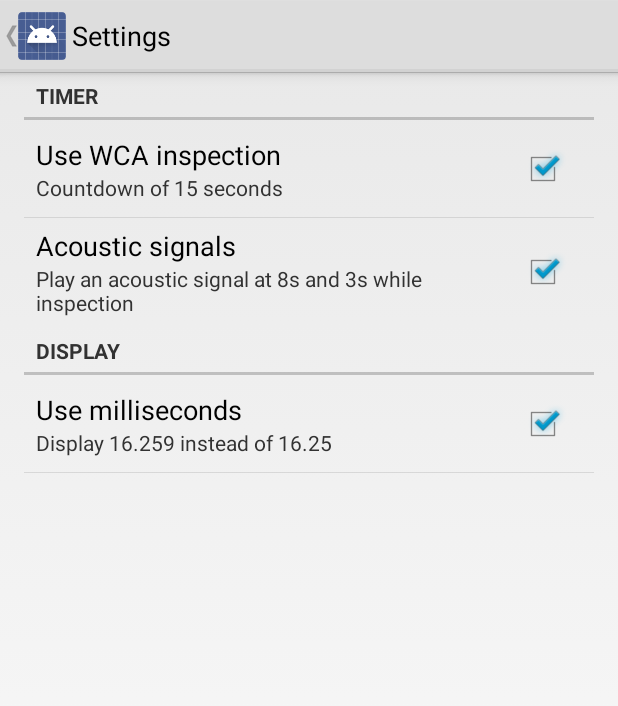
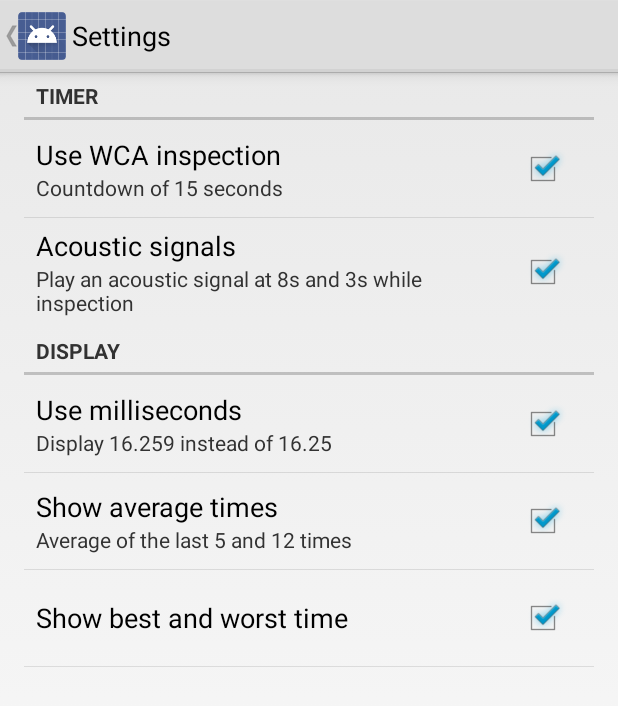
Before and after one commit to j89789/SpeedcubeTimer, an Android app: the screen it shows after launch (SettingsActivity), after a tap on "Settings", on a phone screen of 412 x 824 dp. Shown: the top 706 px of the screen. Run offline under Robolectric (Android 15) with nearby library versions, the phone set to English and light mode, and no system bars.

Commit message:
SpeedcubeTimer add SensorStatus
The SpeedcubeTimer dose not change the color of time TextView anymore.

```diff
--- a/app/src/main/java/com/example/jonas/speedcubetimer/SpeedcubeTimer.java
+++ b/app/src/main/java/com/example/jonas/speedcubetimer/SpeedcubeTimer.java
@@ -21,13 +21,11 @@ class SpeedcubeTimer {
     private Timer solvingTimer = new Timer();
     private CountdownTimer inspectionTimer = new CountdownTimer();
     private Listener listener = null;
-    private boolean isSensorDownValid = false;
     private boolean isUseInspectionTime = false;
     private boolean isAcousticSignalsEnable = false;
     private Time time = new Time();
+    private PrivateData d = new PrivateData();
 
-
-    private PrivateData d = new PrivateData();
     /**
      * True while the time updater is active. Also when the Activity is in pause.
      *
@@ -53,6 +51,9 @@ class SpeedcubeTimer {
         this.isUseInspectionTime = isUseInspectionTime;
     }
 
+    public SensorStatus getSensorStatus(){
+        return d.getSensorStatus();
+    }
 
     public void cancel() {
 
@@ -128,14 +129,14 @@ class SpeedcubeTimer {
     public void reset() {
         if (d.getTimerState() == TimerState.solved) {
             d.setTimerState(TimerState.ready);
-            d.setColorId(R.color.ready);
+            d.setSensorStatus(SensorStatus.invalid);
             solvingTimer.reset();
             timeUpdater.run();
         }
         else if(d.getTimerState() == TimerState.inspection)
         {
             d.setTimerState(TimerState.ready);
-            d.setColorId(R.color.ready);
+            d.setSensorStatus(SensorStatus.invalid);
 
             inspectionTimer.stop();
             inspectionTimer.reset();
@@ -161,20 +162,13 @@ class SpeedcubeTimer {
      * solving time or inspection time. A null listener will remove the listener and
      * the update interval while the timer is running will be stopped.
      * <p/>
-     * Activity's: Remove listener on pause for low cpu. The listener funktions will be called
-     * in this for initial GUI update
+     * Activity's: Remove listener on pause for low cpu.
      */
     public void setListener(Listener listener) {
         this.listener = listener;
 
         isTimeUpdaterEnable = listener != null;
         refreshTimeUpdater();
-
-        if (listener != null) {
-            listener.onColorChanged();
-            listener.onStatusChanged(TimerState.ready, this.getTimerState());
-            listener.onTimeChanged();
-        }
     }
 
     public long getInspectionTime() {
@@ -185,16 +179,19 @@ class SpeedcubeTimer {
         return time;
     }
 
-    public int getColorId() {
-        return d.getColorId();
-    }
-
     public void setIsAcousticSignalsEnable(boolean isAcousticSignalsEnable) {
         this.isAcousticSignalsEnable = isAcousticSignalsEnable;
     }
 
     public long getCurrentSolvingTime() {
         return solvingTimer.getCurrentTime();
+    }
+
+    /**
+     * @return True if inspection or solving timer running
+     */
+    public boolean isRunning() {
+        return d.getTimerState() == TimerState.inspection || d.getTimerState() == TimerState.solving;
     }
 
     public enum TimerState {ready, inspection, solving, solved}
@@ -217,8 +214,10 @@ class SpeedcubeTimer {
         /**
          * Call if the color changed.
          */
-        void onColorChanged();
+        void onSensorStatusChanged();
     }
+
+    enum SensorStatus {waitForValidation, valid, invalid}
 
     /**
      * Protects the timer state variable. So you must call the set Function and the update
@@ -227,18 +226,17 @@ class SpeedcubeTimer {
     private class PrivateData {
 
         private TimerState timerState = TimerState.ready;
-        private int colorId = R.color.ready;
+        private SensorStatus sensorStatus = SensorStatus.invalid;
 
-        public int getColorId() {
-            return colorId;
+        public SensorStatus getSensorStatus() {
+            return sensorStatus;
         }
 
-        public void setColorId(int newColorId) {
-
-            if (colorId != newColorId) {
-                colorId = newColorId;
+        public void setSensorStatus(SensorStatus status) {
+            if (sensorStatus != status) {
+                sensorStatus = status;
                 if (listener != null) {
-                    listener.onColorChanged();
+                    listener.onSensorStatusChanged();
                 }
             }
         }
@@ -269,18 +267,13 @@ class SpeedcubeTimer {
         @Override
         public void onSensorUp() {
 
-            if (isSensorDownValid) {
-                isSensorDownValid = false;
+            if (d.getSensorStatus() == SensorStatus.valid) {
                 startSolving();
             } else {
                 handler.removeCallbacks(sensorDownValidMaker);
             }
 
-            if (d.getTimerState() == TimerState.ready) {
-                d.setColorId(R.color.ready);
-            } else {
-                d.setColorId(R.color.normal);
-            }
+            d.setSensorStatus(SensorStatus.invalid);
         }
 
         @Override
@@ -289,8 +282,7 @@ class SpeedcubeTimer {
             if (d.getTimerState() == TimerState.ready && !isUseInspectionTime ||
                     d.getTimerState() == TimerState.inspection ||
                     d.getTimerState() == TimerState.solved && !isUseInspectionTime) {
-                isSensorDownValid = false;
-                d.setColorId(R.color.invalid);
+                d.setSensorStatus(SensorStatus.waitForValidation);
 
                 handler.postDelayed(sensorDownValidMaker, 550);
             }
@@ -377,8 +369,7 @@ class SpeedcubeTimer {
     private class SensorDownValidMaker implements Runnable {
         @Override
         public void run() {
-            isSensorDownValid = true;
-            d.setColorId(R.color.valid);
+            d.setSensorStatus(SensorStatus.valid);
         }
     }
 }
--- a/app/src/main/java/com/example/jonas/speedcubetimer/Time.java
+++ b/app/src/main/java/com/example/jonas/speedcubetimer/Time.java
@@ -15,6 +15,10 @@ public class Time {
 
     static public String toStringMs(long timeMs) {
         return Time.toString(timeMs, 3);
+    }
+
+    static public String toString(long timeMs, boolean isMilliseconds) {
+        return Time.toString(timeMs, isMilliseconds ? 3 : 2);
     }
 
     /**
--- a/app/src/main/java/com/example/jonas/speedcubetimer/TimeSession.java
+++ b/app/src/main/java/com/example/jonas/speedcubetimer/TimeSession.java
@@ -60,12 +60,6 @@ public class TimeSession {
 
     public void setOnChangListener(OnChangListener listener) {
         onChangListener = listener;
-
-        if (onChangListener != null) {
-            onChangListener.onAverageChanged();
-            onChangListener.onExtremeValuesChange();
-            onChangListener.onSizeChanged();
-        }
     }
 
     public long getAverage12() {
--- a/app/src/main/java/com/example/jonas/speedcubetimer/TimerActivity.java
+++ b/app/src/main/java/com/example/jonas/speedcubetimer/TimerActivity.java
@@ -26,41 +26,21 @@ public class TimerActivity extends Activity {
     private TextView timerViewWorstTime;
     private MySpeedcubeListener speedcubeListener = new MySpeedcubeListener();
     private SharedPreferences myPreference;
-
+    private boolean isShowAverage;
+    private boolean isShowExtremeValues;
     private TimeSession.OnChangListener onChangListener = new TimeSession.OnChangListener() {
         @Override
         public void onAverageChanged() {
-
-            long average5 = session.getAverage5();
-            long average12 = session.getAverage12();
-
-            if (average5 != 0) {
-                timerViewAverage5.setText(Time.toStringMs(average5));
-                findViewById(R.id.rowAo5).setVisibility(View.VISIBLE);
-            } else {
-                findViewById(R.id.rowAo5).setVisibility(View.GONE);
-            }
-
-            if (average12 != 0) {
-                timerViewAverage12.setText(Time.toStringMs(average12));
-                findViewById(R.id.rowAo12).setVisibility(View.VISIBLE);
-            } else {
-                findViewById(R.id.rowAo12).setVisibility(View.GONE);
-            }
+            updateAverage();
         }
 
         @Override
         public void onExtremeValuesChange() {
-
-            timerViewBestTime.setText(Time.toStringMs(session.getBestTime()));
-            timerViewWorstTime.setText(Time.toStringMs(session.getWorseTime()));
+            updateExtremeValues();
         }
 
         @Override
         public void onSizeChanged() {
-            if (session.size() > 1) {
-                findViewById(R.id.extremeValues).setVisibility(View.VISIBLE);
-            }
         }
     };
 
@@ -77,6 +57,8 @@ public class TimerActivity extends Activity {
 
         // load settings
         isUseMilliseconds = myPreference.getBoolean("useMilliseconds", true);
+        isShowAverage = myPreference.getBoolean("showAverage", true);
+        isShowExtremeValues = myPreference.getBoolean("showExtremeValues", true);
         speedcubeTimer.setIsUseInspectionTime(myPreference.getBoolean("inspectionTimeEnable", true));
         speedcubeTimer.setIsAcousticSignalsEnable(myPreference.getBoolean("inspectionAcousticSignals", true));
 
@@ -85,7 +67,50 @@ public class TimerActivity extends Activity {
 
         session.setOnChangListener(onChangListener);
 
+        updateExtremeValues();
+        updateAverage();
+        updateColor();
+        updateTimeView();
+        updateTypeView();
+
         super.onResume();
+    }
+
+    private void updateAverage() {
+
+        if (isShowAverage && !speedcubeTimer.isRunning()) {
+            long average5 = session.getAverage5();
+            long average12 = session.getAverage12();
+
+            if (average5 != 0) {
+                timerViewAverage5.setText(Time.toString(average5, isUseMilliseconds));
+                findViewById(R.id.rowAo5).setVisibility(View.VISIBLE);
+            } else {
+                findViewById(R.id.rowAo5).setVisibility(View.GONE);
+            }
+
+            if (average12 != 0) {
+                timerViewAverage12.setText(Time.toString(average12, isUseMilliseconds));
+                findViewById(R.id.rowAo12).setVisibility(View.VISIBLE);
+            } else {
+                findViewById(R.id.rowAo12).setVisibility(View.GONE);
+            }
+        } else {
+            findViewById(R.id.rowAo5).setVisibility(View.GONE);
+            findViewById(R.id.rowAo12).setVisibility(View.GONE);
+        }
+
+    }
+
+    private void updateExtremeValues() {
+
+        if (isShowExtremeValues && session.size() > 1 && !speedcubeTimer.isRunning()) {
+            timerViewBestTime.setText(Time.toString(session.getBestTime(), isUseMilliseconds));
+            timerViewWorstTime.setText(Time.toString(session.getWorseTime(), isUseMilliseconds));
+            findViewById(R.id.tableLayoutExtremeValues).setVisibility(View.VISIBLE);
+        } else {
+            findViewById(R.id.tableLayoutExtremeValues).setVisibility(View.GONE);
+        }
     }
 
     @Override
@@ -105,10 +130,6 @@ public class TimerActivity extends Activity {
         timerViewAverage5 = (TextView) findViewById(R.id.textViewAo5);
         timerViewBestTime = (TextView) findViewById(R.id.textViewBestTime);
         timerViewWorstTime = (TextView) findViewById(R.id.textViewWorstTime);
-
-        findViewById(R.id.rowAo5).setVisibility(View.GONE);
-        findViewById(R.id.rowAo12).setVisibility(View.GONE);
-        findViewById(R.id.extremeValues).setVisibility(View.GONE);
 
         timerView = (TextView) findViewById(R.id.timerView);
         timerView.setOnClickListener(new TimeViewOnClickListener());
@@ -174,28 +195,7 @@ public class TimerActivity extends Activity {
         }
     }
 
-    private class MySpeedcubeListener implements SpeedcubeTimer.Listener {
-        @Override
-        public void onStatusChanged(SpeedcubeTimer.TimerState oldState, SpeedcubeTimer.TimerState newState) {
-
-            if (speedcubeTimer.getTimerState() != SpeedcubeTimer.TimerState.ready &&
-                    speedcubeTimer.getTimerState() != SpeedcubeTimer.TimerState.solved) {
-                findViewById(R.id.rowAo5).setVisibility(View.GONE);
-                findViewById(R.id.rowAo12).setVisibility(View.GONE);
-                findViewById(R.id.extremeValues).setVisibility(View.GONE);
-            }
-
-            updateTypeView();
-        }
-
-        @Override
-        public void onColorChanged() {
-            timerView.setTextColor(getResources().getColor(speedcubeTimer.getColorId()));
-        }
-
-        @Override
-        public void onTimeChanged() {
-
+    private void updateTimeView() {
         String text = "";
 
         SpeedcubeTimer.TimerState state = speedcubeTimer.getTimerState();
@@ -214,14 +214,50 @@ public class TimerActivity extends Activity {
         } else if (state == SpeedcubeTimer.TimerState.solving
                 || state == SpeedcubeTimer.TimerState.solved
                 || state == SpeedcubeTimer.TimerState.ready) {
-                text = Time.toString(speedcubeTimer.getCurrentSolvingTime(), isUseMilliseconds ? 3 : 2);
+            text = Time.toString(speedcubeTimer.getCurrentSolvingTime(), isUseMilliseconds);
         } else if (state == SpeedcubeTimer.TimerState.ready) {
-                text = Time.toString(speedcubeTimer.getTime().getTimeMs(), isUseMilliseconds ? 3 : 2);
+            text = Time.toString(speedcubeTimer.getTime().getTimeMs(), isUseMilliseconds);
         }
 
         if (!text.isEmpty()) {
             timerView.setText(text);
         }
+    }
+
+    private void updateColor() {
+
+        SpeedcubeTimer.SensorStatus i = speedcubeTimer.getSensorStatus();
+        if (i == SpeedcubeTimer.SensorStatus.waitForValidation) {
+            timerView.setTextColor(getResources().getColor(R.color.red));
+        } else if (i == SpeedcubeTimer.SensorStatus.valid) {
+            timerView.setTextColor(getResources().getColor(R.color.green));
+        } else if (i == SpeedcubeTimer.SensorStatus.invalid) {
+            if (speedcubeTimer.getTimerState() == SpeedcubeTimer.TimerState.ready) {
+                timerView.setTextColor(getResources().getColor(R.color.blue));
+            } else {
+                timerView.setTextColor(getResources().getColor(R.color.black));
+            }
+        }
+
+    }
+
+    private class MySpeedcubeListener implements SpeedcubeTimer.Listener {
+        @Override
+        public void onStatusChanged(SpeedcubeTimer.TimerState oldState, SpeedcubeTimer.TimerState newState) {
+            updateExtremeValues();
+            updateAverage();
+            updateTypeView();
+            updateColor();
+        }
+
+        @Override
+        public void onSensorStatusChanged() {
+            updateColor();
+        }
+
+        @Override
+        public void onTimeChanged() {
+            updateTimeView();
         }
     }
 
--- a/app/src/main/res/layout/list_item_time.xml
+++ b/app/src/main/res/layout/list_item_time.xml
@@ -19,7 +19,7 @@
         android:textSize="30dp"
         android:textStyle="bold"
         android:paddingLeft="20dp"
-        android:textColor="@color/normal" />
+        android:textColor="@color/black" />
 
     <TextView
         android:layout_width="wrap_content"
@@ -30,7 +30,7 @@
         android:layout_alignParentTop="true"
         android:layout_centerHorizontal="true"
         android:textSize="30dp"
-        android:textColor="@color/normal" />
+        android:textColor="@color/black" />
 
     <TextView
         android:layout_width="wrap_content"
@@ -44,7 +44,7 @@
         android:layout_alignBottom="@+id/textView1"
         android:gravity="center_vertical"
         android:paddingRight="20dp"
-        android:textColor="@color/invalid" />
+        android:textColor="@color/red" />
 
 
 </RelativeLayout>
--- a/app/src/main/res/values/colors.xml
+++ b/app/src/main/res/values/colors.xml
@@ -1,7 +1,7 @@
 <?xml version="1.0" encoding="utf-8"?>
 <resources>
-    <color name="invalid">#ffff1e00</color>
-    <color name="normal">#ff000000</color>
-    <color name="valid">#ff00ff1c</color>
-    <color name="ready">#ff000aff</color>
+    <color name="red">#ffff1e00</color>
+    <color name="black">#ff000000</color>
+    <color name="green">#ff00ff1c</color>
+    <color name="blue">#ff000aff</color>
 </resources>
--- a/app/src/main/res/values/strings.xml
+++ b/app/src/main/res/values/strings.xml
@@ -13,4 +13,9 @@
     <string name="ok">ok</string>
     <string name="plus2">+2</string>
     <string name="DNF">DNF</string>
+    <string name="pref_showAverage">Show average times</string>
+    <string name="pref_showAverage_summery">Average of the last 5 and 12 times</string>
+    <string name="pref_showExtremeValues">Show best and worst time</string>
+    <string name="worst">worst</string>
+    <string name="best">best</string>
 </resources>
--- a/app/src/main/res/xml/activity_settings.xml
+++ b/app/src/main/res/xml/activity_settings.xml
@@ -30,6 +30,17 @@
             android:summary="@string/pref_useMilliseconds_summery"
             android:defaultValue="true" />
 
+        <CheckBoxPreference
+            android:key="showAverage"
+            android:title="@string/pref_showAverage"
+            android:summary="@string/pref_showAverage_summery"
+            android:defaultValue="true" />
+
+        <CheckBoxPreference
+            android:key="showExtremeValues"
+            android:title="@string/pref_showExtremeValues"
+            android:defaultValue="true" />
+
     </PreferenceCategory>
 
 </PreferenceScreen>
```
Also changed, not shown: app/src/main/res/layout/activity_timer.xml (+11 -9 lines). Lines whose indentation alone changed are shown as unchanged.
